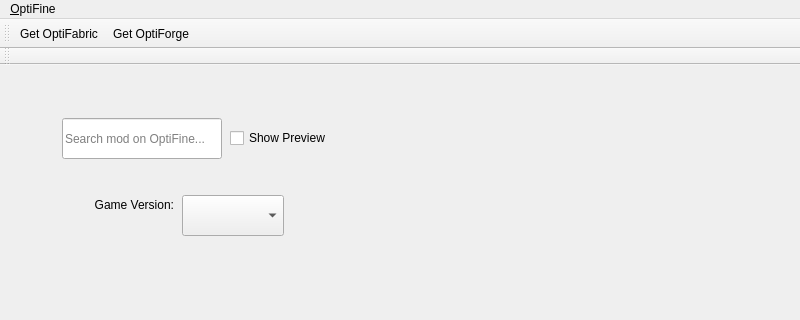
First picture: the form in src/ui/optifine/optifinemodbrowser.ui, repository kaniol-lck/modmanager, before the edit; both pictures show x 0 to 800 and y 0 to 320 of the 800 by 600 pixel window.
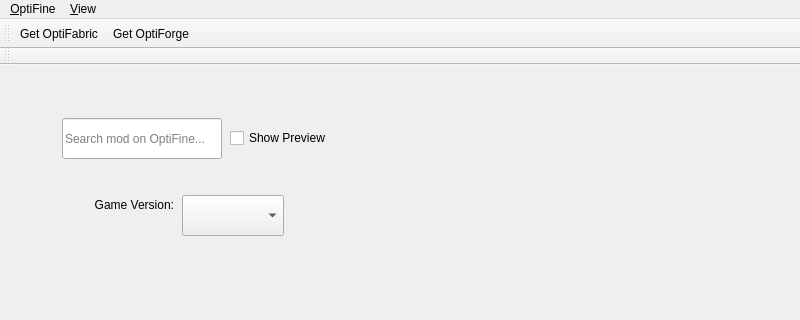
Second picture: the form after the edit. Icons and pictures are not drawn. Custom widgets are drawn as their Qt base class.

Commit message: view menu for toolbars

```diff
--- a/src/ui/optifine/optifinemodbrowser.ui
+++ b/src/ui/optifine/optifinemodbrowser.ui
@@ -99,7 +99,13 @@
      <string>&amp;OptiFine</string>
     </property>
    </widget>
+   <widget class="QMenu" name="menu_View">
+    <property name="title">
+     <string>&amp;View</string>
+    </property>
+   </widget>
    <addaction name="menuOptiFine"/>
+   <addaction name="menu_View"/>
   </widget>
   <widget class="QStatusBar" name="statusbar"/>
   <widget class="MenuToolBar" name="toolBar">
```
The commit also changes 14 other files.
